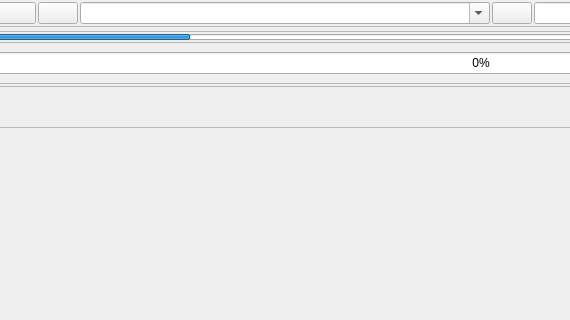
The window that snviewer.ui (kernel1024/jpreader) describes before a commit, drawn with Qt 5; both pictures show x 90 to 660 and y 0 to 320 of the 1166 by 687 pixel window.
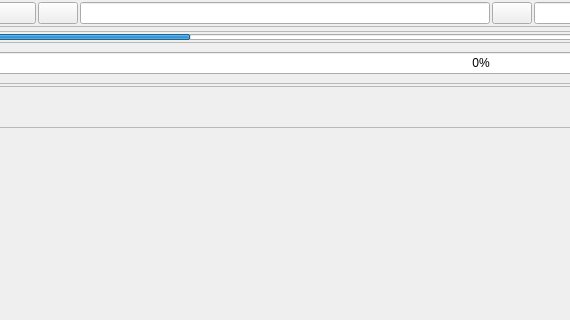
The same window after the commit.

Diff of the .ui file:
```diff
--- a/snviewer.ui
+++ b/snviewer.ui
@@ -84,25 +84,13 @@
         <number>2</number>
        </property>
        <item>
-        <widget class="QComboBox" name="urlEdit">
-         <property name="sizePolicy">
-          <sizepolicy hsizetype="Expanding" vsizetype="Fixed">
-           <horstretch>0</horstretch>
-           <verstretch>0</verstretch>
-          </sizepolicy>
-         </property>
+        <widget class="QLineEdit" name="urlEdit">
          <property name="minimumSize">
           <size>
            <width>150</width>
            <height>0</height>
           </size>
          </property>
-         <property name="editable">
-          <bool>true</bool>
-         </property>
-         <property name="maxVisibleItems">
-          <number>20</number>
-         </property>
         </widget>
        </item>
        <item>
```
Left out of the diff: 4 changed lines with no effect on the pictures.
